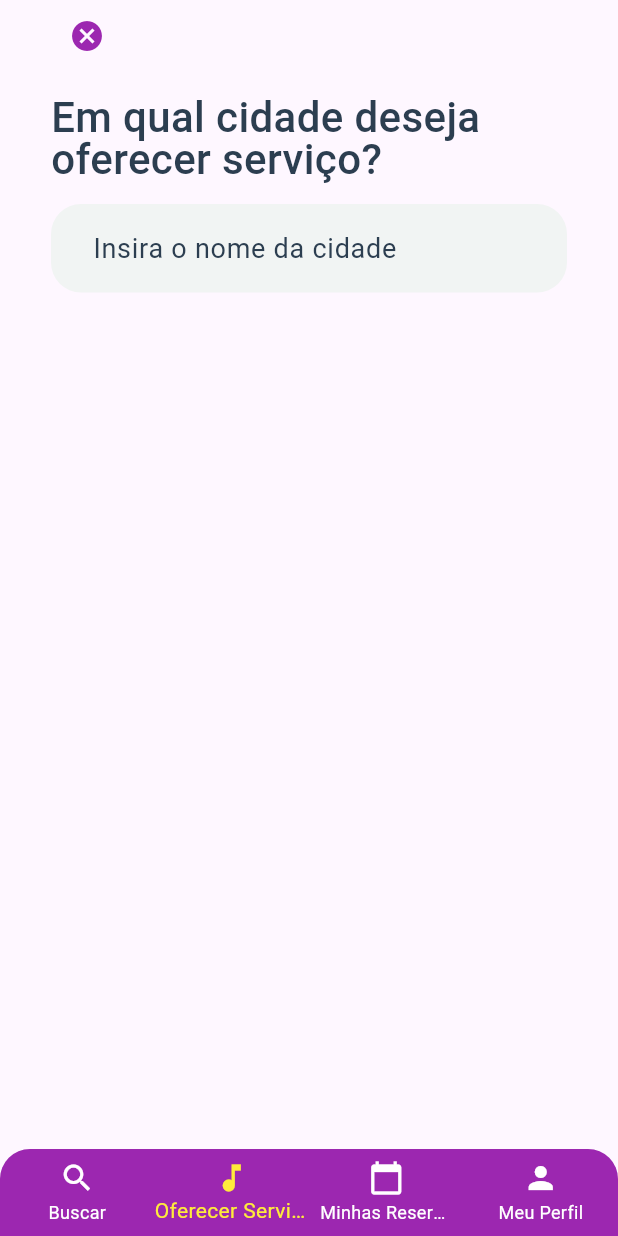
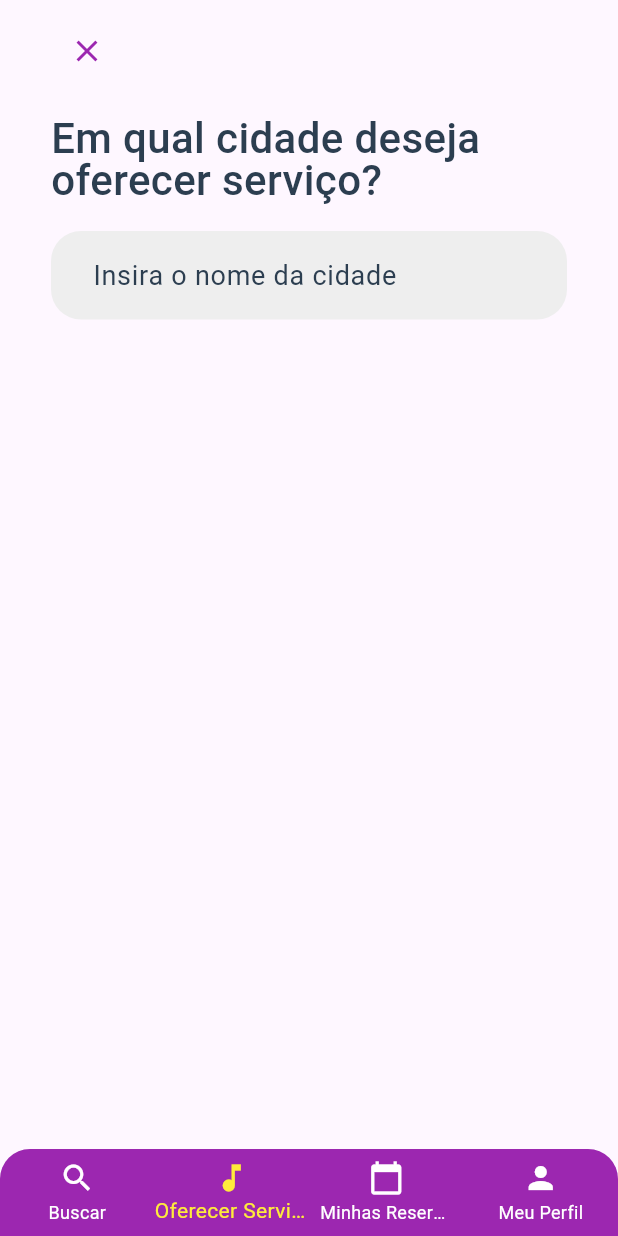
Before and after one commit to antoniosereno95/marcasom, a Flutter app: the OfferService screen opened by its route, on a phone screen of 412 x 824 dp. Run offline on Flutter 3.47's test engine with Material 3 defaults, Android fonts, the phone set to English and light mode, and no system bars; drawn by our look-alikes of flutter_typeahead; our stand-ins replace flutter_svg, page_transition.

Commit message:
Refatorando icones das telas

```diff
--- a/lib/screens/buscaInicial.dart
+++ b/lib/screens/buscaInicial.dart
@@ -1,15 +1,16 @@
 import 'package:flutter/material.dart';
-import '../widgets/MarcasomAppBar.dart';
 import '../widgets/SearchArtist.dart';
 import '../widgets/barraNavegacao.dart';
 
 class BuscaInicial extends StatelessWidget {
   const BuscaInicial({Key? key}) : super(key: key);
 
+//Icone seta do filtro: arrow_back_ios
+
   @override
   Widget build(BuildContext context) {
     return Scaffold(
-      backgroundColor: Colors.transparent,
+      backgroundColor: Color(0xFFFAFAFA),
       body: Container(
         decoration: const BoxDecoration(
           image: DecorationImage(
--- a/lib/screens/minhasReservas.dart
+++ b/lib/screens/minhasReservas.dart
@@ -18,7 +18,7 @@ class _MinhasReservasScreenState extends State<MinhasReservasScreen> {
       'local': 'Bar do Seu Peu',
       'data': '12/07/2024',
       'hora': '21:30h',
-      'iconeStatus': Icons.check_circle,
+      'iconeStatus': Icons.check_circle_outline,
       'iconeUsuario': Icons.mic,
     },
     {
@@ -40,7 +40,7 @@ class _MinhasReservasScreenState extends State<MinhasReservasScreen> {
       'local': 'Bar do Cão',
       'data': '21/07/2024',
       'hora': '22:30h',
-      'iconeStatus': Icons.check_circle,
+      'iconeStatus': Icons.check_circle_outline,
       'iconeUsuario': Icons.mic,
     },
     {
@@ -51,7 +51,7 @@ class _MinhasReservasScreenState extends State<MinhasReservasScreen> {
       'local': 'Bar do Rock',
       'data': '28/07/2024',
       'hora': '23:30h',
-      'iconeStatus': Icons.check_circle,
+      'iconeStatus': Icons.check_circle_outline,
       'iconeUsuario': Icons.mic,
     },
   ];
--- a/lib/screens/offerService.dart
+++ b/lib/screens/offerService.dart
@@ -53,18 +53,19 @@ class _OfferServiceState extends State<OfferService> {
     return Column(
       crossAxisAlignment: CrossAxisAlignment.start,
       children: [
+        SizedBox(height: 10),
         Row(
-          mainAxisAlignment: MainAxisAlignment.spaceBetween,
           children: [
+            SizedBox(height: 10),
             IconButton(
               onPressed: () {
                 Navigator.pushNamed(context, '/home');
               },
-              icon: Icon(Icons.cancel, color: Colors.purple),
+              icon: Icon(Icons.close, color: Colors.purple),
             ),
           ],
         ),
-        SizedBox(height: 16),
+        SizedBox(height: 20),
         Text(
           'Em qual cidade deseja oferecer serviço?',
           style: TextStyle(
@@ -76,7 +77,7 @@ class _OfferServiceState extends State<OfferService> {
             color: Color(0xFF2C3E50),
           ),
         ),
-        SizedBox(height: 16),
+        SizedBox(height: 20),
         TypeAheadField(
           textFieldConfiguration: TextFieldConfiguration(
             decoration: InputDecoration(
@@ -89,7 +90,7 @@ class _OfferServiceState extends State<OfferService> {
                 color: Color(0xFF2C3E50),
               ),
               filled: true,
-              fillColor: Color(0xFFF1F4F3),
+              fillColor: Colors.grey[200],
               border: OutlineInputBorder(
                 borderRadius: BorderRadius.circular(20),
                 borderSide: BorderSide.none,
@@ -127,6 +128,7 @@ class _OfferServiceState extends State<OfferService> {
             });
           },
           icon: Icon(Icons.arrow_back, color: Colors.purple),
+
         ),
         SizedBox(height: 16),
         Text(
--- a/lib/screens/perfilArtistScreen.dart
+++ b/lib/screens/perfilArtistScreen.dart
@@ -4,6 +4,8 @@ class PerfilArtistaScreen extends StatelessWidget {
   final Map<String, dynamic> artista;
 
   const PerfilArtistaScreen({super.key, required this.artista});
+
+//icone de  musica para compartilhar: music_note_2
 
   @override
   Widget build(BuildContext context) {
```
Also changed, not shown: lib/screens/perfilScreen.dart (+6 -3 lines).
